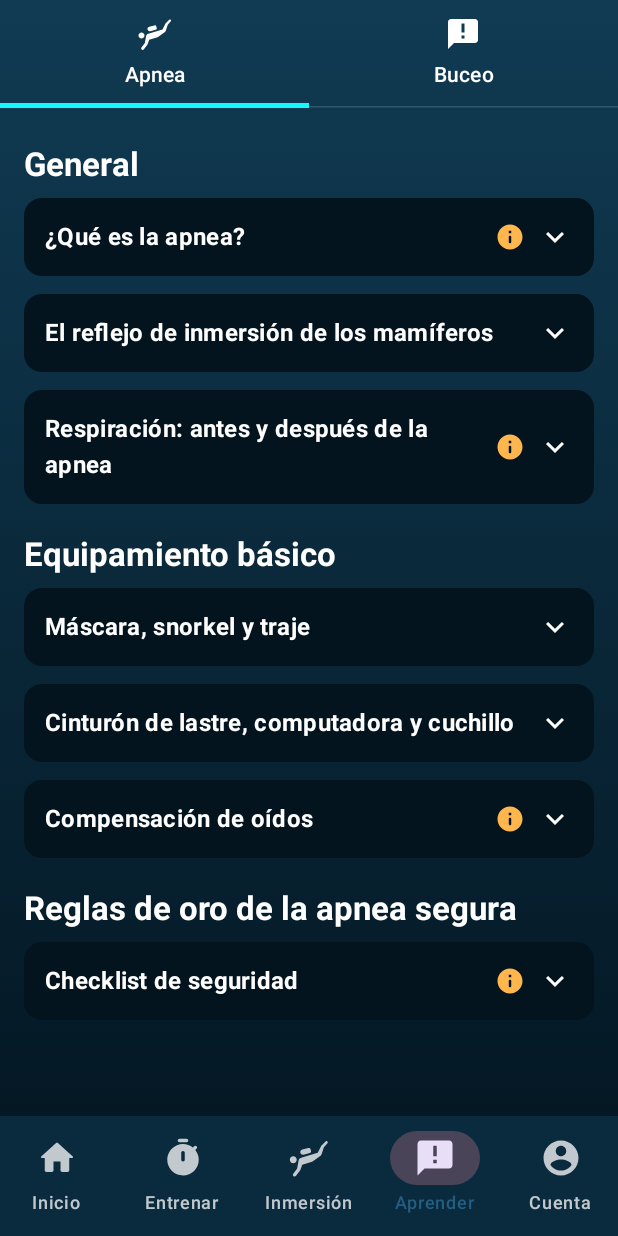
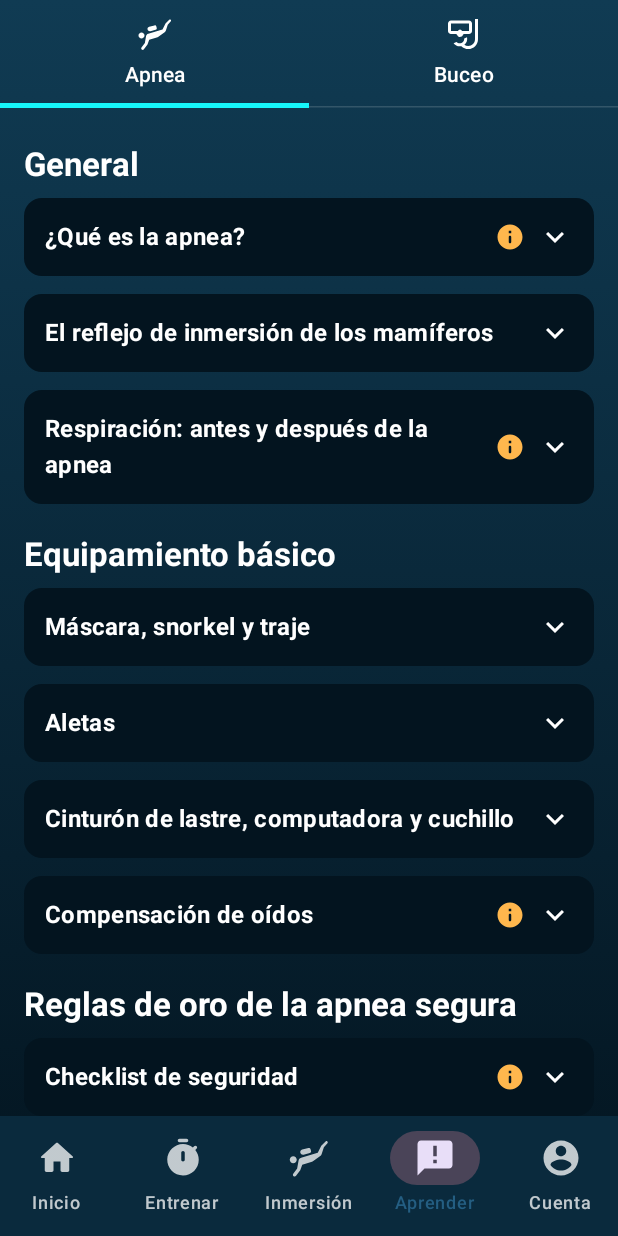
Before and after one commit to ezequielbertero1-code/Appnea-BerteroGarcia, an Android app built with Jetpack Compose: the InformacionScreen screen opened through its navigation route, on a phone screen of 412 x 824 dp. Run offline under Robolectric (Android 15) with nearby library versions, the phone set to English and light mode, and no system bars; our stand-ins replace navigation suite; 2 statements that could not run were skipped.

Commit message:
Agrego icono buceo y updateo informacion

```diff
--- a/app/src/main/java/com/berterogarcia/appnea/ui/informacion/ContenidoApnea.kt
+++ b/app/src/main/java/com/berterogarcia/appnea/ui/informacion/ContenidoApnea.kt
@@ -47,16 +47,7 @@ private val SECCIONES_APNEA = listOf(
                         "periférica (la sangre se retira de brazos y piernas) y el \"blood shift\" " +
                         "(la sangre se concentra en el pecho para proteger los pulmones de la " +
                         "presión). Este reflejo es más fuerte cuanto más frío el agua en contacto " +
-                        "con la cara, y se entrena y mejora con la práctica.",
-                imagenes = listOf(
-                    ImagenTema(
-                        resId = R.drawable.apnea_flotabilidad,
-                        descripcion = "Flotabilidad positiva, negativa y neutra",
-                        pie = "Flotabilidad positiva, negativa y neutra. En apnea se suele lastrar " +
-                                "apenas lo necesario para tener flotabilidad neutra alrededor de los -10 m, " +
-                                "y positiva en superficie."
-                    )
-                )
+                        "con la cara, y se entrena y mejora con la práctica."
             ),
             TemaInfo(
                 id = "apnea_respiracion",
@@ -96,11 +87,28 @@ private val SECCIONES_APNEA = listOf(
                         "respiración ni gastar energía de más.",
                 imagenes = listOf(
                     ImagenTema(
+                        resId = R.drawable.apnea_vision,
+                        descripcion = "Visión y color bajo el agua a través de la máscara",
+                        pie = "Al pasar del agua al aire de la máscara la luz se dobla (refracción): " +
+                                "los objetos se ven un 33 % más grandes y un 25 % más cerca. Además, " +
+                                "con la profundidad los colores cálidos (rojo, naranja, amarillo) " +
+                                "desaparecen primero y quedan solo azules y violetas (absorción)."
+                    )
+                )
+            ),
+            TemaInfo(
+                id = "apnea_aletas",
+                titulo = "Aletas",
+                cuerpo = "Las aletas de apnea tienen pala larga y flexible, distinta a las de " +
+                        "buceo con botellas: transmiten mejor la energía de la pierna y permiten " +
+                        "recorrer grandes distancias durante mucho tiempo sin cansarse. Hay dos " +
+                        "tipos: de pie completo, con forma de zapato y talles estándar, y de talón " +
+                        "abierto, en talles chico a extra grande, que se sujetan con una correa ajustable.",
+                imagenes = listOf(
+                    ImagenTema(
                         resId = R.drawable.apnea_aletas,
-                        descripcion = "Aletas de apnea",
-                        pie = "Las aletas de apnea tienen pala larga y flexible, distinta a las de " +
-                                "buceo con botellas: transmiten mejor la energía de la pierna y reducen el " +
-                                "gasto de energía en cada patada."
+                        descripcion = "Partes de una aleta de apnea",
+                        pie = "1. Pala  2. Rail para estabilizar la pala  3. Espacio para los pies."
                     )
                 )
             ),
@@ -115,10 +123,11 @@ private val SECCIONES_APNEA = listOf(
                         "ante un enganche.",
                 imagenes = listOf(
                     ImagenTema(
-                        resId = R.drawable.apnea_vision,
-                        descripcion = "Visión y color bajo el agua",
-                        pie = "Bajo el agua los objetos se ven más grandes y más cerca (refracción), y " +
-                                "los colores cálidos como el rojo desaparecen primero con la profundidad."
+                        resId = R.drawable.apnea_flotabilidad,
+                        descripcion = "Flotabilidad positiva, negativa y neutra",
+                        pie = "Flotabilidad positiva, negativa y neutra. En apnea se suele lastrar " +
+                                "apenas lo necesario para tener flotabilidad neutra alrededor de los -10 m, " +
+                                "y positiva en superficie."
                     )
                 )
             ),
--- a/app/src/main/java/com/berterogarcia/appnea/ui/informacion/Informacion.kt
+++ b/app/src/main/java/com/berterogarcia/appnea/ui/informacion/Informacion.kt
@@ -19,6 +19,7 @@ import kotlinx.coroutines.launch
 @Composable
 fun InformacionScreen(modifier: Modifier = Modifier) {
     val titulos = listOf("Apnea", "Buceo")
+    val iconos = listOf(R.drawable.ic_apnea, R.drawable.ic_buceo)
     val pagerState = rememberPagerState(initialPage = 0) { titulos.size }
     val scope = rememberCoroutineScope()
 
@@ -36,9 +37,7 @@ fun InformacionScreen(modifier: Modifier = Modifier) {
                     text = { Text(titulo) },
                     icon = {
                         Icon(
-                            painter = painterResource(
-                                if (index == 0) R.drawable.ic_apnea else R.drawable.ic_informate
-                            ),
+                            painter = painterResource(iconos[index]),
                             contentDescription = titulo
                         )
                     }
--- /dev/null
+++ b/app/src/main/res/drawable/ic_buceo.xml
@@ -0,0 +1,11 @@
+<vector xmlns:android="http://schemas.android.com/apk/res/android"
+    android:width="24dp"
+    android:height="24dp"
+    android:tint="#000000"
+    android:viewportWidth="24"
+    android:viewportHeight="24">
+    <!-- "diving-snorkel" de Material Design Icons (Pictogrammers), licencia Apache 2.0 -->
+    <path
+        android:fillColor="@android:color/white"
+        android:pathData="M16,3H4A2,2 0 0,0 2,5V10A2,2 0 0,0 4,12H7.15C7.57,12 7.95,12.24 8.1,12.63C8.44,13.68 9.58,14.25 10.62,13.91C11.23,13.71 11.7,13.23 11.9,12.63C12.05,12.24 12.43,12 12.85,12H16A2,2 0 0,0 18,10V5A2,2 0 0,0 16,3M16,10H11.35C11.1,9.46 10.59,9.09 10,9C9.41,9.09 8.9,9.46 8.65,10H4V5H16V10M22,2V15.5A6.5,6.5 0 0,1 15.5,22C13.79,22 12.15,21.32 10.93,20.12C8.95,20.58 6.88,19.79 5.71,18.12L7.62,17.29C8.5,18.22 9.84,18.5 11,18C11.2,17.91 11.39,17.8 11.56,17.67C12.4,17.05 12.87,16.04 12.78,15L14.69,14.17C15.1,16.04 14.41,18 12.9,19.17C13.66,19.71 14.57,20 15.5,20C18,20 20,18 20,15.5V2H22Z" />
+</vector>
```
Also changed, not shown: app/src/main/java/com/berterogarcia/appnea/ui/informacion/ContenidoBuceo.kt (+35 -16 lines).
